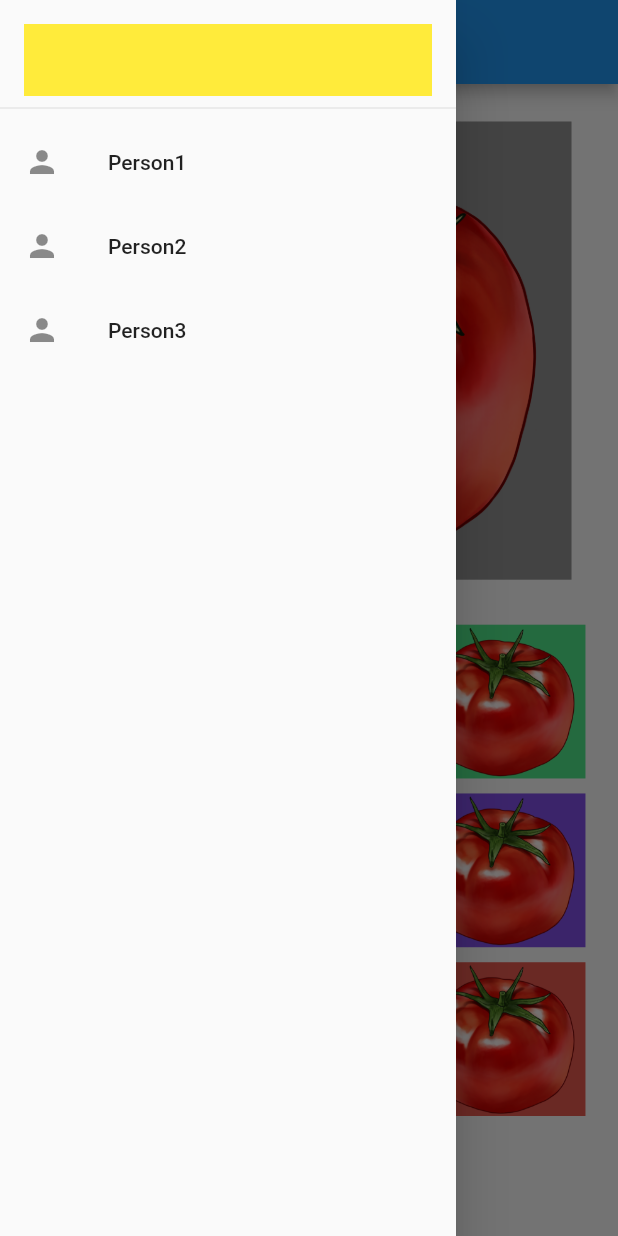
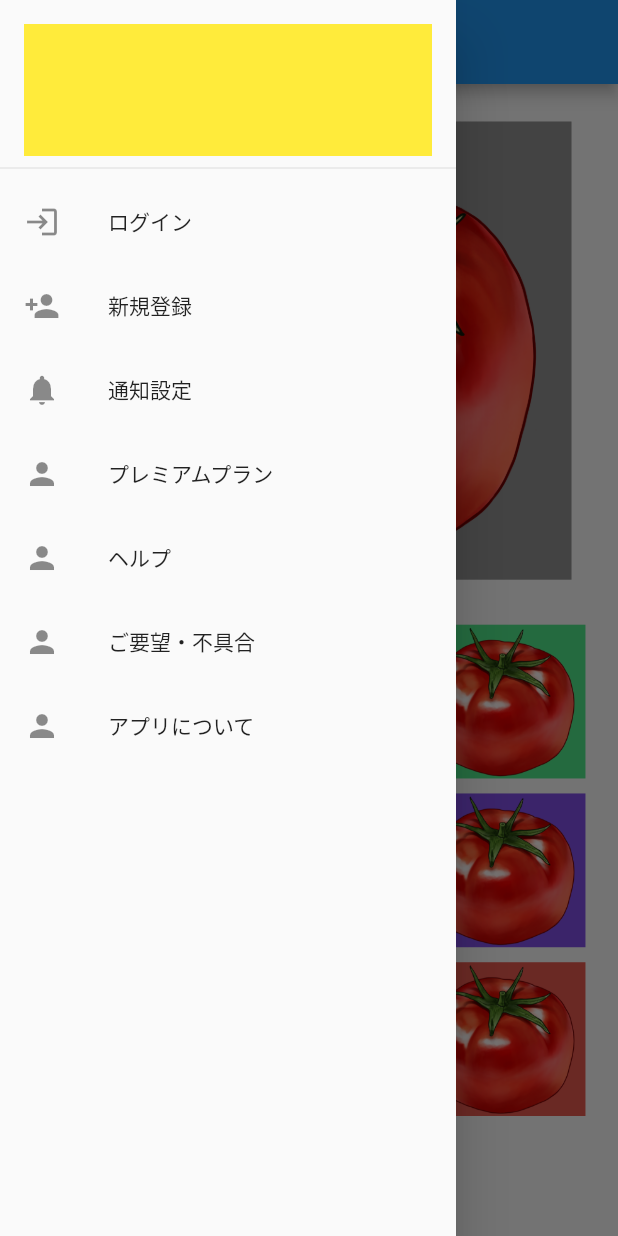
Before and after one commit to hryoshihara0692/Todo, a Flutter app: the HomePage screen opened by its route, with the side drawer open, on a phone screen of 412 x 824 dp. Run offline on Flutter 3.47's test engine with Material 2 defaults, Android fonts, the phone set to English and light mode, and no system bars; drawn by our look-alikes of google_mobile_ads; our stand-ins replace firebase_core, flutter_riverpod, go_router, riverpod_annotation; accounts and stored records are empty; generated files the repository leaves out were written again; network calls fail.

Commit message:
2023/11/29 サイドメニュー内容を非ログイン時版として少し修正

```diff
--- a/lib/widgets/side_menu.dart
+++ b/lib/widgets/side_menu.dart
@@ -9,7 +9,7 @@ class SideMenu extends StatelessWidget {
       child: ListView(
         children: [
           SizedBox(
-            height: 80,
+            height: 120,
             child: DrawerHeader(
               decoration: BoxDecoration(),
               child: Container(
@@ -18,16 +18,32 @@ class SideMenu extends StatelessWidget {
             ),
           ),
           ListTile(
-            leading: Icon(Icons.person),
-            title: Text('Person1'),
+            leading: Icon(Icons.login),
+            title: Text('ログイン'),
+          ),
+          ListTile(
+            leading: Icon(Icons.person_add),
+            title: Text('新規登録'),
+          ),
+          ListTile(
+            leading: Icon(Icons.notifications),
+            title: Text('通知設定'),
           ),
           ListTile(
             leading: Icon(Icons.person),
-            title: Text('Person2'),
+            title: Text('プレミアムプラン'),
+          ),
+                    ListTile(
+            leading: Icon(Icons.person),
+            title: Text('ヘルプ'),
           ),
           ListTile(
             leading: Icon(Icons.person),
-            title: Text('Person3'),
+            title: Text('ご要望・不具合'),
+          ),
+          ListTile(
+            leading: Icon(Icons.person),
+            title: Text('アプリについて'),
           ),
         ],
       ),
```
